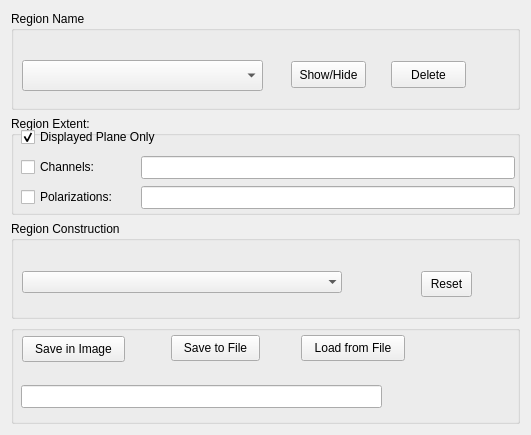
The window that code/display/implement/QtViewer/QtRegionMgr.ui (radio-astro/casa) describes before a commit, drawn with Qt 5.
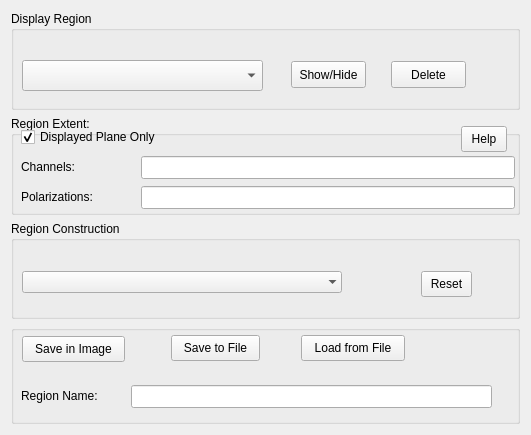
The same window after the commit.

```diff
--- a/code/display/implement/QtViewer/QtRegionMgr.ui
+++ b/code/display/implement/QtViewer/QtRegionMgr.ui
@@ -23,7 +23,7 @@
    <item row="0" column="0" >
     <widget class="QGroupBox" name="groupBox" >
      <property name="title" >
-      <string>Region Name</string>
+      <string>Display Region</string>
      </property>
      <widget class="QComboBox" name="regName" >
       <property name="geometry" >
@@ -128,7 +128,7 @@
        <bool>false</bool>
       </property>
      </widget>
-     <widget class="QCheckBox" name="chanExt" >
+     <widget class="QLabel" name="chanExt" >
       <property name="geometry" >
        <rect>
         <x>10</x>
@@ -144,7 +144,7 @@
        <string>Channels:</string>
       </property>
      </widget>
-     <widget class="QCheckBox" name="polExt" >
+     <widget class="QLabel" name="polExt" >
       <property name="geometry" >
        <rect>
         <x>10</x>
@@ -160,6 +160,19 @@
        <string>Polarizations:</string>
       </property>
      </widget>
+     <widget class="QToolButton" name="helpButton" >
+      <property name="geometry" >
+       <rect>
+        <x>450</x>
+        <y>10</y>
+        <width>46</width>
+        <height>26</height>
+       </rect>
+      </property>
+      <property name="text" >
+       <string>Help</string>
+      </property>
+     </widget>
     </widget>
    </item>
    <item row="2" column="0" >
@@ -257,7 +270,7 @@
      <widget class="QLineEdit" name="savedName" >
       <property name="geometry" >
        <rect>
-        <x>10</x>
+        <x>120</x>
         <y>60</y>
         <width>361</width>
         <height>23</height>
@@ -267,6 +280,22 @@
        <string>the name of the image region (to be saved or loaded)</string>
       </property>
      </widget>
+     <widget class="QLabel" name="polExt_2" >
+      <property name="geometry" >
+       <rect>
+        <x>10</x>
+        <y>60</y>
+        <width>111</width>
+        <height>22</height>
+       </rect>
+      </property>
+      <property name="toolTip" >
+       <string>the polarizations this region applys to</string>
+      </property>
+      <property name="text" >
+       <string>Region Name:</string>
+      </property>
+     </widget>
     </widget>
    </item>
   </layout>
```
Left out of the diff: 4 changed lines with no effect on the pictures.
